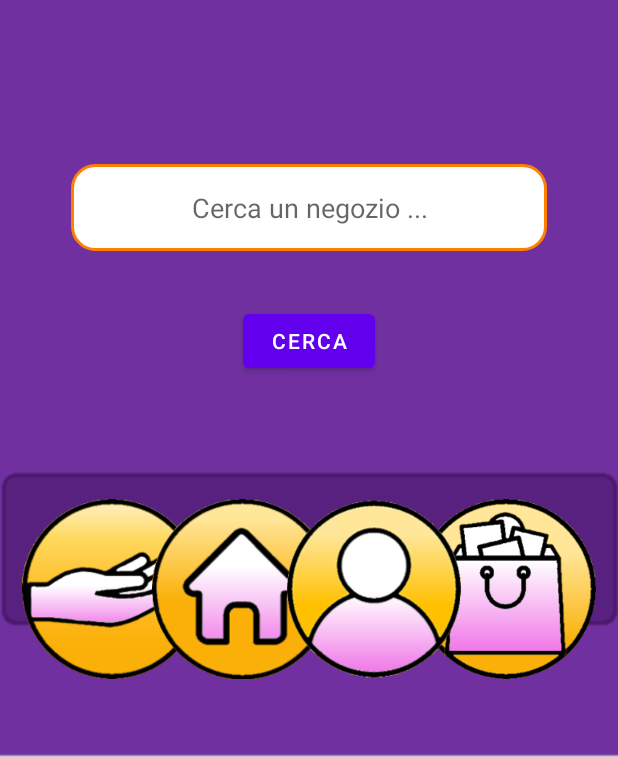
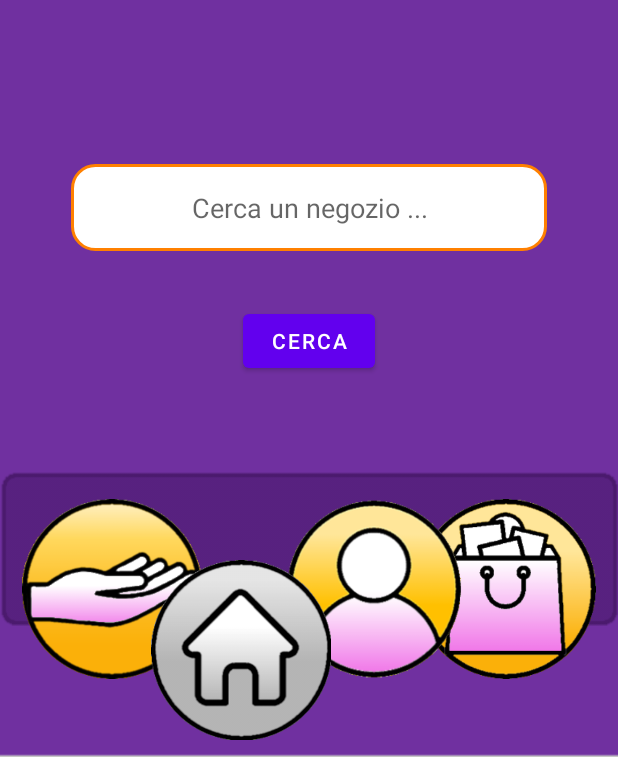
Before and after one commit to antosams3/SpeedyMarkt, an Android app: the RicercaSupermercati screen opened directly, with no data from a screen before it, on a phone screen of 412 x 824 dp, the part 479-1236 px from its top. Run offline under Robolectric (Android 15) with nearby library versions, the phone set to English and light mode, and no system bars.

Commit message:
Ho aggiunto il bottone nero nell'accesso alla home

```diff
--- a/app/src/main/res/layout/ricerca_supermercati.xml
+++ b/app/src/main/res/layout/ricerca_supermercati.xml
@@ -34,6 +34,7 @@
         app:layout_constraintVertical_bias="0.56" />
 
     <ImageView
+        android:id="@+id/imageView7"
         android:layout_width="wrap_content"
         android:layout_height="wrap_content"
         android:layout_marginTop="620dp"
@@ -70,17 +71,6 @@
         app:srcCompat="@drawable/adminbutton2" />
 
     <ImageView
-        android:id="@+id/imageView6"
-        android:layout_width="180px"
-        android:layout_height="180px"
-        android:layout_marginTop="652dp"
-        app:layout_constraintEnd_toEndOf="parent"
-        app:layout_constraintHorizontal_bias="0.347"
-        app:layout_constraintStart_toStartOf="parent"
-        app:layout_constraintTop_toTopOf="parent"
-        app:srcCompat="@drawable/homeicon" />
-
-    <ImageView
         android:id="@+id/imageView4"
         android:layout_width="180px"
         android:layout_height="180px"
@@ -102,4 +92,16 @@
         app:layout_constraintStart_toStartOf="parent"
         app:layout_constraintTop_toBottomOf="@+id/ricercanegozio_input" />
 
+    <ImageView
+        android:id="@+id/imageView6"
+        android:layout_width="180px"
+        android:layout_height="180px"
+        app:layout_constraintBottom_toBottomOf="parent"
+        app:layout_constraintEnd_toEndOf="parent"
+        app:layout_constraintHorizontal_bias="0.345"
+        app:layout_constraintStart_toStartOf="parent"
+        app:layout_constraintTop_toTopOf="parent"
+        app:layout_constraintVertical_bias="0.984"
+        app:srcCompat="@drawable/pressedhomeicon" />
+
 </androidx.constraintlayout.widget.ConstraintLayout>
```
Also changed, not shown: app/src/main/res/drawable/pressedhomeicon.png (added).
